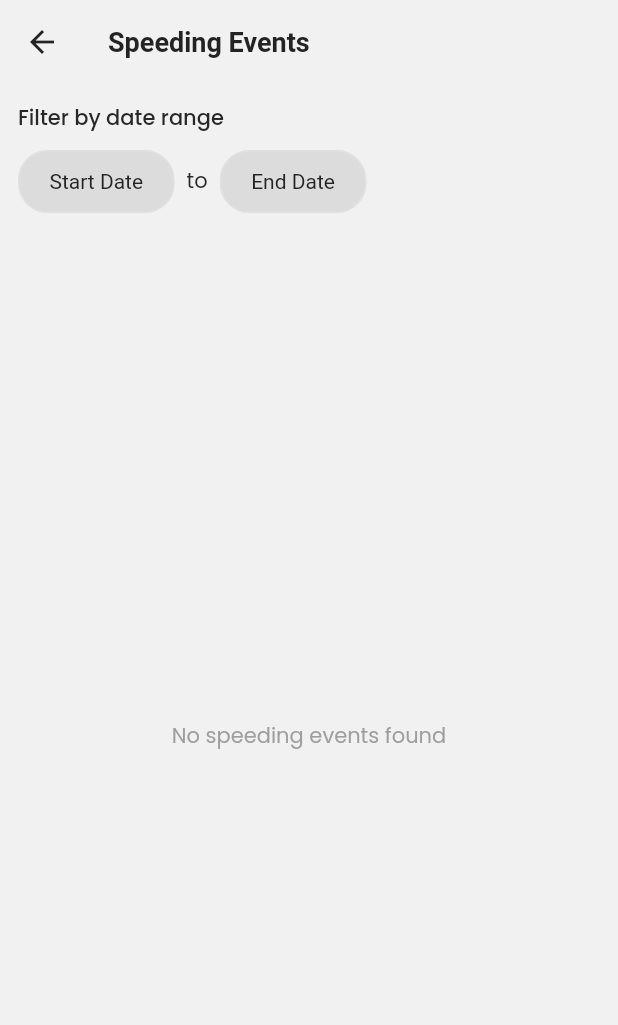
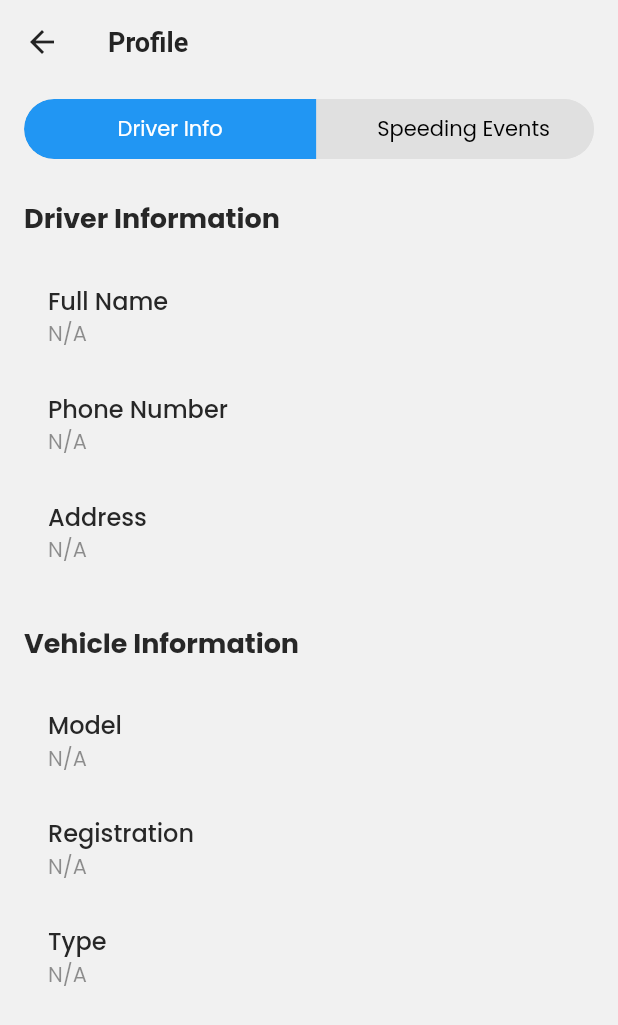
Before and after one commit to benouarAbdou/road_safety_flutter_mobile_app, a Flutter app: the ActivityPage screen opened directly with empty values, on a phone screen of 412 x 824 dp. Shown: the top 1025 px of the screen. Run offline on Flutter 3.47's test engine with Material 3 defaults, Android fonts, the light colour scheme and no system bars; drawn by our look-alikes of toggle_switch; our stand-ins replace audioplayers, cloud_firestore, firebase_auth, firebase_core, geolocator, get and 4 more; accounts and stored records are empty.

Commit message:
driver info

```diff
--- a/lib/controllers/ActivityController.dart
+++ b/lib/controllers/ActivityController.dart
@@ -8,9 +8,9 @@ class ActivityController extends GetxController {
   final RxList<Map<String, dynamic>> speedingEvents =
       <Map<String, dynamic>>[].obs;
   final RxBool isLoading = true.obs;
-
-  DateTime? startDate;
-  DateTime? endDate;
+  final Rx<DateTime?> startDate = Rx<DateTime?>(null);
+  final Rx<DateTime?> endDate = Rx<DateTime?>(null);
+  final RxBool showDriverInfo = false.obs;
   final Random _random = Random();
 
   @override
@@ -21,17 +21,18 @@ class ActivityController extends GetxController {
 
   Future<void> loadSpeedingEvents() async {
     try {
+      isLoading.value = true;
       String query = "SELECT * FROM speeding_event";
-      if (startDate != null || endDate != null) {
+      if (startDate.value != null || endDate.value != null) {
         query += " WHERE";
-        if (startDate != null) {
-          query += " eventDateTime >= '${startDate!.toIso8601String()}'";
+        if (startDate.value != null) {
+          query += " eventDateTime >= '${startDate.value!.toIso8601String()}'";
         }
-        if (startDate != null && endDate != null) {
+        if (startDate.value != null && endDate.value != null) {
           query += " AND";
         }
-        if (endDate != null) {
-          query += " eventDateTime <= '${endDate!.toIso8601String()}'";
+        if (endDate.value != null) {
+          query += " eventDateTime <= '${endDate.value!.toIso8601String()}'";
         }
       }
 
@@ -49,18 +50,18 @@ class ActivityController extends GetxController {
   }
 
   void clearFilters() {
-    startDate = null;
-    endDate = null;
+    startDate.value = null;
+    endDate.value = null;
     loadSpeedingEvents();
   }
 
   Future<void> setStartDate(DateTime? date) async {
-    startDate = date;
+    startDate.value = date;
     await loadSpeedingEvents();
   }
 
   Future<void> setEndDate(DateTime? date) async {
-    endDate = date;
+    endDate.value = date;
     await loadSpeedingEvents();
   }
 
@@ -116,4 +117,8 @@ class ActivityController extends GetxController {
       dev.log('Error adding random event', error: e);
     }
   }
+
+  void toggleView(bool showInfo) {
+    showDriverInfo.value = showInfo;
+  }
 }
--- a/lib/controllers/FirebaseController.dart
+++ b/lib/controllers/FirebaseController.dart
@@ -1,15 +1,18 @@
+import 'dart:async';
 import 'dart:developer';
 
 import 'package:cloud_firestore/cloud_firestore.dart';
 import 'package:flutter/material.dart';
 import 'package:get/get.dart';
-import 'package:get/get_state_manager/src/simple/get_controllers.dart';
 import 'package:google_maps_flutter/google_maps_flutter.dart';
 
 class FirebaseController extends GetxController {
   final FirebaseFirestore _firestore = FirebaseFirestore.instance;
-  var isDriving = true.obs; // Reactive variable to track isDriving state
+  var isDriving = true.obs;
   var isLoadingIsDriving = true.obs;
+  var isLoadingDriverInfo = true.obs;
+  var driverInfo = {}.obs;
+  var vehicleInfo = {}.obs;
 
   Future<void> fetchIsDriving(String userId) async {
     try {
@@ -23,21 +26,20 @@ class FirebaseController extends GetxController {
         bool currentIsDriving =
             driverQuery.docs.first.get('isDriving') ?? false;
         isDriving.value = currentIsDriving;
-        debugPrint('Fetched isDriving: ${isDriving.value}');
+        log('Fetched isDriving: ${isDriving.value}');
       } else {
-        debugPrint('No driver found with authId: $userId');
-        isDriving.value = false; // Default to false if no driver document
+        log('No driver found with authId: $userId');
+        isDriving.value = false;
       }
 
       isLoadingIsDriving.value = false;
     } catch (e) {
-      debugPrint('Error fetching isDriving: $e');
-      isDriving.value = false; // Default to false on error
+      log('Error fetching isDriving: $e');
+      isDriving.value = false;
       isLoadingIsDriving.value = false;
     }
   }
 
-  // Update user position and speed in Firestore using the user's document ID
   Future<void> updateUserPositionAndSpeed({
     required String userId,
     required LatLng position,
@@ -65,16 +67,14 @@ class FirebaseController extends GetxController {
     }
   }
 
-  // Add an event tied to the driver's document ID
   Future<void> addEvent({
     required String driverId,
     required String position,
     required double driverSpeed,
     required double roadSpeedLimit,
-    required int duration, // Add duration parameter
+    required int duration,
   }) async {
     try {
-      // Get the driver document to fetch vehicleId
       DocumentSnapshot driverDoc =
           await _firestore.collection('drivers').doc(driverId).get();
       String? vehicleId = driverDoc.get('vehicleId');
@@ -86,8 +86,8 @@ class FirebaseController extends GetxController {
         'driverSpeed': driverSpeed,
         'roadSpeedLimit': roadSpeedLimit,
         'eventDateTime': eventDateTime.toIso8601String(),
-        'duration': duration, // Include duration in event data
-        'vehicleId': vehicleId, // Add vehicleId to event data
+        'duration': duration,
+        'vehicleId': vehicleId,
       };
 
       DocumentReference docRef =
@@ -100,7 +100,6 @@ class FirebaseController extends GetxController {
     }
   }
 
-  // Helper method to get driver document ID from authId
   Future<String?> getDriverDocId(String authId) async {
     try {
       QuerySnapshot driverQuery = await _firestore
@@ -115,7 +114,6 @@ class FirebaseController extends GetxController {
     }
   }
 
-  // Toggle isDriving field in Firestore and update local state
   Future<void> toggleIsDriving(String userId) async {
     try {
       QuerySnapshot driverQuery = await _firestore
@@ -140,4 +138,100 @@ class FirebaseController extends GetxController {
       debugPrint('Error toggling isDriving: $e');
     }
   }
+
+  Future<void> fetchDriverAndVehicleInfo(String userId) async {
+    log('Starting fetchDriverAndVehicleInfo for userId: $userId');
+    try {
+      isLoadingDriverInfo.value = true;
+
+      // Fetch driver info with timeout
+      log('Fetching driver info for authId: $userId');
+      QuerySnapshot driverQuery = await _firestore
+          .collection('drivers')
+          .where('authId', isEqualTo: userId)
+          .limit(1)
+          .get()
+          .timeout(const Duration(seconds: 10), onTimeout: () {
+        log('Driver query timed out for userId: $userId');
+        throw TimeoutException('Driver query timed out');
+      });
+
+      if (driverQuery.docs.isNotEmpty) {
+        log('Driver found for userId: $userId');
+        var driverData = driverQuery.docs.first.data() as Map<String, dynamic>;
+        driverInfo.value = {
+          'fullName': driverData['fullName'] ?? 'N/A',
+          'phoneNumber': driverData['phoneNumber'] ?? 'N/A',
+          'address': driverData['address'] ?? 'N/A',
+          'vehicleId': driverData['vehicleId'] ?? '',
+        };
+
+        // Fetch vehicle info if vehicleId exists
+        String? vehicleId = driverData['vehicleId'];
+        if (vehicleId != null && vehicleId.isNotEmpty) {
+          log('Fetching vehicle info for vehicleId: $vehicleId');
+          DocumentSnapshot vehicleDoc = await _firestore
+              .collection('vehicles')
+              .doc(vehicleId)
+              .get()
+              .timeout(const Duration(seconds: 10), onTimeout: () {
+            log('Vehicle query timed out for vehicleId: $vehicleId');
+            throw TimeoutException('Vehicle query timed out');
+          });
+          if (vehicleDoc.exists) {
+            var vehicleData = vehicleDoc.data() as Map<String, dynamic>;
+            vehicleInfo.value = {
+              'model': vehicleData['model'] ?? 'N/A',
+              'registration': vehicleData['registration'] ?? 'N/A',
+              'type': vehicleData['type'] ?? 'N/A',
+            };
+          } else {
+            log('No vehicle found for vehicleId: $vehicleId');
+            vehicleInfo.value = {
+              'model': 'N/A',
+              'registration': 'N/A',
+              'type': 'N/A',
+            };
+          }
+        } else {
+          log('No vehicleId found for driver');
+          vehicleInfo.value = {
+            'model': 'N/A',
+            'registration': 'N/A',
+            'type': 'N/A',
+          };
+        }
+      } else {
+        log('No driver found for authId: $userId');
+        driverInfo.value = {
+          'fullName': 'N/A',
+          'phoneNumber': 'N/A',
+          'address': 'N/A',
+          'vehicleId': '',
+        };
+        vehicleInfo.value = {
+          'model': 'N/A',
+          'registration': 'N/A',
+          'type': 'N/A',
+        };
+      }
+
+      isLoadingDriverInfo.value = false;
+      log('fetchDriverAndVehicleInfo completed successfully');
+    } catch (e) {
+      log('Error in fetchDriverAndVehicleInfo: $e');
+      driverInfo.value = {
+        'fullName': 'N/A',
+        'phoneNumber': 'N/A',
+        'address': 'N/A',
+        'vehicleId': '',
+      };
+      vehicleInfo.value = {
+        'model': 'N/A',
+        'registration': 'N/A',
+        'type': 'N/A',
+      };
+      isLoadingDriverInfo.value = false;
+    }
+  }
 }
--- a/lib/navigationMenu.dart
+++ b/lib/navigationMenu.dart
@@ -44,7 +44,7 @@ class NavigationMenu extends StatelessWidget {
           onPressed: () {
             Get.to(() => ActivityPage(userId: userId));
           },
-          icon: const Icon(Iconsax.activity),
+          icon: const Icon(Iconsax.profile_circle),
         ),
         title: const Text("Car Speed Tracker"),
         elevation: 0,
--- a/lib/pages/ActivityPage.dart
+++ b/lib/pages/ActivityPage.dart
@@ -1,7 +1,10 @@
 import 'package:flutter/material.dart';
 import 'package:get/get.dart';
+import 'package:my_pfe/widgets/DriverInfoWidget.dart';
+import 'package:my_pfe/widgets/SpeedingEventsWidget.dart';
+import 'package:toggle_switch/toggle_switch.dart';
 import 'package:my_pfe/controllers/ActivityController.dart';
-import 'package:intl/intl.dart';
+import 'package:my_pfe/controllers/FirebaseController.dart';
 
 class ActivityPage extends StatelessWidget {
   final String userId;
@@ -9,203 +12,64 @@ class ActivityPage extends StatelessWidget {
   ActivityPage({super.key, required this.userId});
 
   final ActivityController controller = Get.put(ActivityController());
+  final FirebaseController firebaseController = Get.put(FirebaseController());
 
-  String _formatPosition(String position) {
-    try {
-      final parts = position.split(',');
-      final lat = double.parse(parts[0]).toStringAsFixed(2);
-      final lon = double.parse(parts[1]).toStringAsFixed(2);
-      return '$lat,$lon';
-    } catch (e) {
-      return position;
-    }
-  }
+  @override
+  Widget build(BuildContext context) {
+    final RxInt selectedIndex = 0.obs;
 
-  Future<void> _selectDate(BuildContext context, bool isStartDate) async {
-    final DateTime? picked = await showDatePicker(
-      context: context,
-      initialDate: isStartDate
-          ? controller.startDate ?? DateTime.now()
-          : controller.endDate ?? DateTime.now(),
-      firstDate: DateTime(2020),
-      lastDate: DateTime(2100),
-    );
-    if (picked != null) {
-      if (isStartDate) {
-        await controller.setStartDate(picked);
-      } else {
-        await controller.setEndDate(picked);
-      }
-    }
-  }
+    // Trigger fetch immediately
+    debugPrint(
+        'ActivityPage build: Triggering fetchDriverAndVehicleInfo for userId: $userId');
+    firebaseController.fetchDriverAndVehicleInfo(userId);
 
-  void _showDeleteConfirmation(BuildContext context, int eventId) {
-    showDialog(
-      context: context,
-      builder: (BuildContext context) {
-        return AlertDialog(
-          title: const Text('Confirm Delete'),
-          content: const Text(
-              'Are you sure you want to delete this speeding event?'),
-          actions: [
-            TextButton(
-              onPressed: () => Navigator.of(context).pop(), // Cancel
-              child: const Text('Cancel'),
+    return Scaffold(
+      appBar: AppBar(
+        title: const Text('Profile'),
+      ),
+      body: Column(
+        children: [
+          Padding(
+            padding: const EdgeInsets.symmetric(vertical: 10, horizontal: 16),
+            child: ToggleSwitch(
+              minWidth: double.infinity,
+              initialLabelIndex: selectedIndex.value,
+              cornerRadius: 20.0,
+              activeFgColor: Colors.white,
+              inactiveBgColor: Colors.grey[300],
+              inactiveFgColor: Colors.black,
+              totalSwitches: 2,
+              labels: const ['Driver Info', 'Speeding Events'],
+              activeBgColor: [Theme.of(context).colorScheme.primary],
+              onToggle: (index) {
+                selectedIndex.value = index!;
+                debugPrint('ToggleSwitch changed to index: $index');
+                controller.toggleView(index == 1);
+                if (index == 1) {
+                  debugPrint('Switched to Driver Info: Triggering fetch again');
+                  firebaseController.fetchDriverAndVehicleInfo(userId);
+                }
+              },
             ),
-            TextButton(
-              onPressed: () {
-                Navigator.of(context).pop(); // Close dialog
-                controller.deleteSpeedingEvent(eventId); // Proceed with delete
-              },
-              child: const Text('Confirm'),
-            ),
-          ],
-        );
-      },
-    );
-  }
-
-  Widget _buildDateChip(
-      DateTime? date, VoidCallback onTap, VoidCallback onClear, String label) {
-    return GestureDetector(
-      onTap: onTap,
-      child: Chip(
-        label: Text(date != null ? DateFormat('MMM d').format(date) : label),
-        deleteIcon: date != null ? const Icon(Icons.close, size: 18) : null,
-        onDeleted: date != null ? onClear : null,
-        backgroundColor: date != null
-            ? Theme.of(Get.context!).colorScheme.primary.withOpacity(0.1)
-            : null,
-        labelPadding: const EdgeInsets.symmetric(horizontal: 8),
-        shape: RoundedRectangleBorder(
-          borderRadius: BorderRadius.circular(20),
-          side: BorderSide(
-            color: date != null
-                ? Theme.of(Get.context!).colorScheme.primary
-                : Colors.grey.shade300,
           ),
-        ),
+          Expanded(
+            child: Obx(() {
+              if (selectedIndex.value == 0) {
+                return Obx(() {
+                  if (controller.isLoading.value) {
+                    return const Center(child: CircularProgressIndicator());
+                  }
+                  return DriverInfoWidget(
+                      firebaseController: firebaseController);
+                });
+              } else {
+                return SpeedingEventsWidget(
+                    controller: controller, userId: userId);
+              }
+            }),
+          ),
+        ],
       ),
     );
   }
-
-  @override
-  Widget build(BuildContext context) {
-    return Scaffold(
-      appBar: AppBar(
-        title: const Text('Speeding Events'),
-      ),
-      body: Obx(() {
-        return Column(
-          crossAxisAlignment: CrossAxisAlignment.start,
-          children: [
-            // Date Filter Section
-            Padding(
-              padding: const EdgeInsets.all(12.0),
-              child: Column(
-                crossAxisAlignment: CrossAxisAlignment.start,
-                children: [
-                  const Text(
-                    'Filter by date range',
-                    style: TextStyle(fontWeight: FontWeight.w500),
-                  ),
-                  const SizedBox(height: 8),
-                  Row(
-                    children: [
-                      _buildDateChip(
-                        controller.startDate,
-                        () => _selectDate(context, true),
-                        () => controller.setStartDate(null),
-                        'Start Date',
-                      ),
-                      const Padding(
-                        padding: EdgeInsets.symmetric(horizontal: 8),
-                        child: Text('to'),
-                      ),
-                      _buildDateChip(
-                        controller.endDate,
-                        () => _selectDate(context, false),
-                        () => controller.setEndDate(null),
-                        'End Date',
-                      ),
-                    ],
-                  ),
-                ],
-              ),
-            ),
-
-            // Data Table
-            Expanded(
-              child: controller.isLoading.value
-                  ? const Center(child: CircularProgressIndicator())
-                  : controller.speedingEvents.isEmpty
-                      ? const Center(
-                          child: Text(
-                            'No speeding events found',
-                            style: TextStyle(color: Colors.grey),
-                          ),
-                        )
-                      : SingleChildScrollView(
-                          scrollDirection: Axis.vertical,
-                          physics: const BouncingScrollPhysics(),
-                          child: SingleChildScrollView(
-                            scrollDirection: Axis.horizontal,
-                            physics: const BouncingScrollPhysics(),
-                            child: Padding(
-                              padding: const EdgeInsets.all(8.0),
-                              child: DataTable(
-                                columnSpacing: 16.0,
-                                dataRowHeight: 48.0,
-                                headingTextStyle: TextStyle(
-                                  fontWeight: FontWeight.bold,
-                                  color: Theme.of(context).colorScheme.primary,
-                                ),
-                                columns: const [
-                                  DataColumn(label: Text('Date', maxLines: 1)),
-                                  DataColumn(
-                                      label: Text('Position', maxLines: 1)),
-                                  DataColumn(label: Text('Speed', maxLines: 1)),
-                                  DataColumn(label: Text('Limit', maxLines: 1)),
-                                  DataColumn(
-                                      label: Text('Duration', maxLines: 1)),
-                                  DataColumn(
-                                      label: Text('Action', maxLines: 1)),
-                                ],
-                                rows: controller.speedingEvents.map((event) {
-                                  return DataRow(
-                                    cells: [
-                                      DataCell(Text(
-                                        DateFormat('MMM d, HH:mm').format(
-                                            DateTime.parse(
-                                                event['eventDateTime'])),
-                                      )),
-                                      DataCell(Text(
-                                          _formatPosition(event['position']))),
-                                      DataCell(Text(event['driverSpeed']
-                                          .toStringAsFixed(1))),
-                                      DataCell(Text(event['roadSpeedLimit']
-                                          .toStringAsFixed(1))),
-                                      DataCell(Text("${event['duration']} s")),
-                                      DataCell(
-                                        IconButton(
-                                          icon: const Icon(Icons.delete,
-                                              size: 20, color: Colors.red),
-                                          onPressed: () =>
-                                              _showDeleteConfirmation(
-                                                  context, event['eventId']),
-                                        ),
-                                      ),
-                                    ],
-                                  );
-                                }).toList(),
-                              ),
-                            ),
-                          ),
-                        ),
-            ),
-          ],
-        );
-      }),
-    );
-  }
 }
--- /dev/null
+++ b/lib/widgets/DriverInfoWidget.dart
@@ -0,0 +1,83 @@
+import 'package:flutter/material.dart';
+import 'package:get/get.dart';
+import 'package:my_pfe/controllers/FirebaseController.dart';
+
+class DriverInfoWidget extends StatelessWidget {
+  final FirebaseController firebaseController;
+
+  const DriverInfoWidget({
+    super.key,
+    required this.firebaseController,
+  });
+
+  Widget _buildInfoCard(String label, String value) {
+    return ListTile(
+        title: Text(
+          label,
+          style: const TextStyle(fontWeight: FontWeight.w500),
+        ),
+        subtitle: Text(value.isNotEmpty == true ? value : "N/A"));
+  }
+
+  @override
+  Widget build(BuildContext context) {
+    return Obx(() {
+      debugPrint(
+          'Building DriverInfo: isLoading=${firebaseController.isLoadingDriverInfo.value}, '
+          'driverInfo=${firebaseController.driverInfo.value}, '
+          'vehicleInfo=${firebaseController.vehicleInfo.value}');
+
+      if (firebaseController.isLoadingDriverInfo.value) {
+        return const Center(child: CircularProgressIndicator());
+      }
+
+      if (firebaseController.driverInfo.value.isEmpty &&
+          firebaseController.vehicleInfo.value.isEmpty) {
+        debugPrint('No driver or vehicle data available');
+        return const Center(
+          child: Text(
+            'Failed to load driver or vehicle information. Please try again.',
+            style: TextStyle(color: Colors.grey),
+            textAlign: TextAlign.center,
+          ),
+        );
+      }
+
+      final driverInfo = firebaseController.driverInfo.value;
+      final vehicleInfo = firebaseController.vehicleInfo.value;
+
+      return Padding(
+        padding: const EdgeInsets.all(16.0),
+        child: Column(
+          crossAxisAlignment: CrossAxisAlignment.start,
+          children: [
+            const Text(
+              'Driver Information',
+              style: TextStyle(
+                fontSize: 18,
+                fontWeight: FontWeight.bold,
+              ),
+            ),
+            const SizedBox(height: 16),
+            _buildInfoCard('Full Name', driverInfo['fullName'] ?? 'N/A'),
+            _buildInfoCard('Phone Number', driverInfo['phoneNumber'] ?? 'N/A'),
+            _buildInfoCard('Address', driverInfo['address'] ?? 'N/A'),
+            const SizedBox(height: 24),
+            const Text(
+              'Vehicle Information',
+              style: TextStyle(
+                fontSize: 18,
+                fontWeight: FontWeight.bold,
+              ),
+            ),
+            const SizedBox(height: 16),
+            _buildInfoCard('Model', vehicleInfo['model'] ?? 'N/A'),
+            _buildInfoCard(
+                'Registration', vehicleInfo['registration'] ?? 'N/A'),
+            _buildInfoCard('Type', vehicleInfo['type'] ?? 'N/A'),
+          ],
+        ),
+      );
+    });
+  }
+}
--- a/pubspec.yaml
+++ b/pubspec.yaml
@@ -53,6 +53,7 @@ dependencies:
   sqflite: ^2.4.2
   intl: ^0.20.2
   table_calendar: ^3.2.0
+  toggle_switch: ^2.3.0
 dev_dependencies:
   flutter_test:
     sdk: flutter
```
Also changed, not shown: lib/widgets/SpeedingEventsWidget.dart (added, +207 -0 lines), pubspec.lock, 4 other files.
